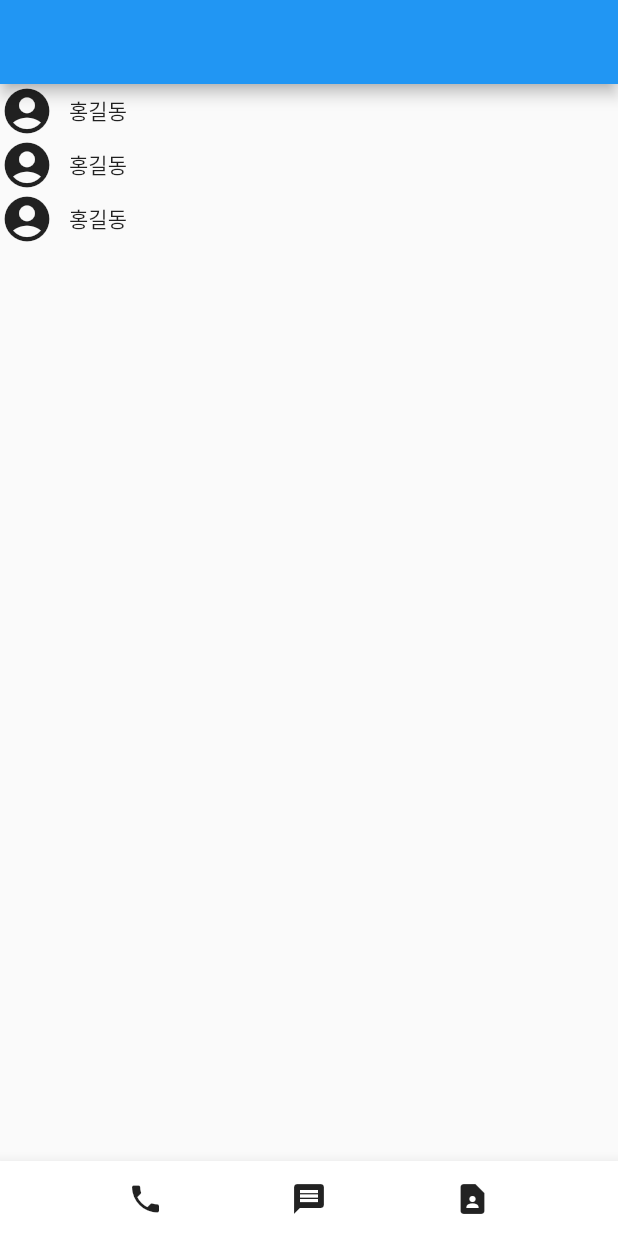
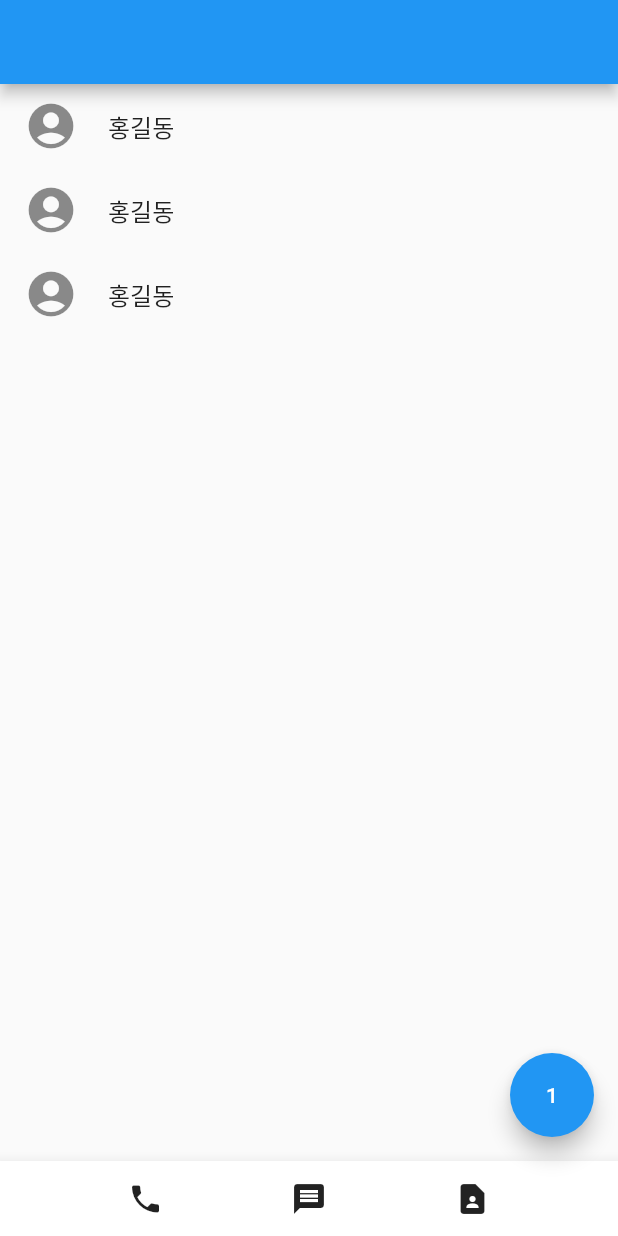
Before and after one commit to ein214/flutter_contact, a Flutter app: the screen it shows after launch, on a phone screen of 412 x 824 dp. Run offline on Flutter 3.47's test engine with Material 2 defaults, Android fonts, the phone set to English and light mode, and no system bars.

Commit message:
7장 ListView.builder, FAB 버튼

```diff
--- a/lib/main.dart
+++ b/lib/main.dart
@@ -1,12 +1,13 @@
 import 'package:flutter/material.dart';
 
 void main() {
-  runApp(const MyApp());
+  runApp(MyApp());
 }
 
 //메인페이지 세팅
 class MyApp extends StatelessWidget {
-  const MyApp({Key? key}) : super(key: key);
+  MyApp({Key? key}) : super(key: key);
+  var a = 1;
 
   @override
   Widget build(BuildContext context) {
@@ -16,20 +17,31 @@ class MyApp extends StatelessWidget {
     //Flutter 앱 디자인은 위젯 짜집기
     return MaterialApp(
       home: Scaffold(
+        floatingActionButton: FloatingActionButton(
+          child: Text(a.toString()),
+          onPressed: (){
+            a++;
+            print(a);
+          },
+        ),
         appBar: AppBar(),
         bottomNavigationBar: BottomNavi(),
-        body: ListView(
-          children: [
-            ListItem(),
-            ListItem(),
-            ListItem()
-          ],
+        body: ListView.builder(
+            itemCount: 3,
+            itemBuilder: (context, index) {
+              print(index);
+              return ListTile(
+                leading: Icon(Icons.account_circle, size: 36,),
+                title: Text('홍길동')
+              );
+            }
         ),
       ),
     );
   }
 }
 
+/// 과제 - 리스트 뿌리는 부분
 class ListItem extends StatelessWidget {
   const ListItem({Key? key}) : super(key: key);
 
```
